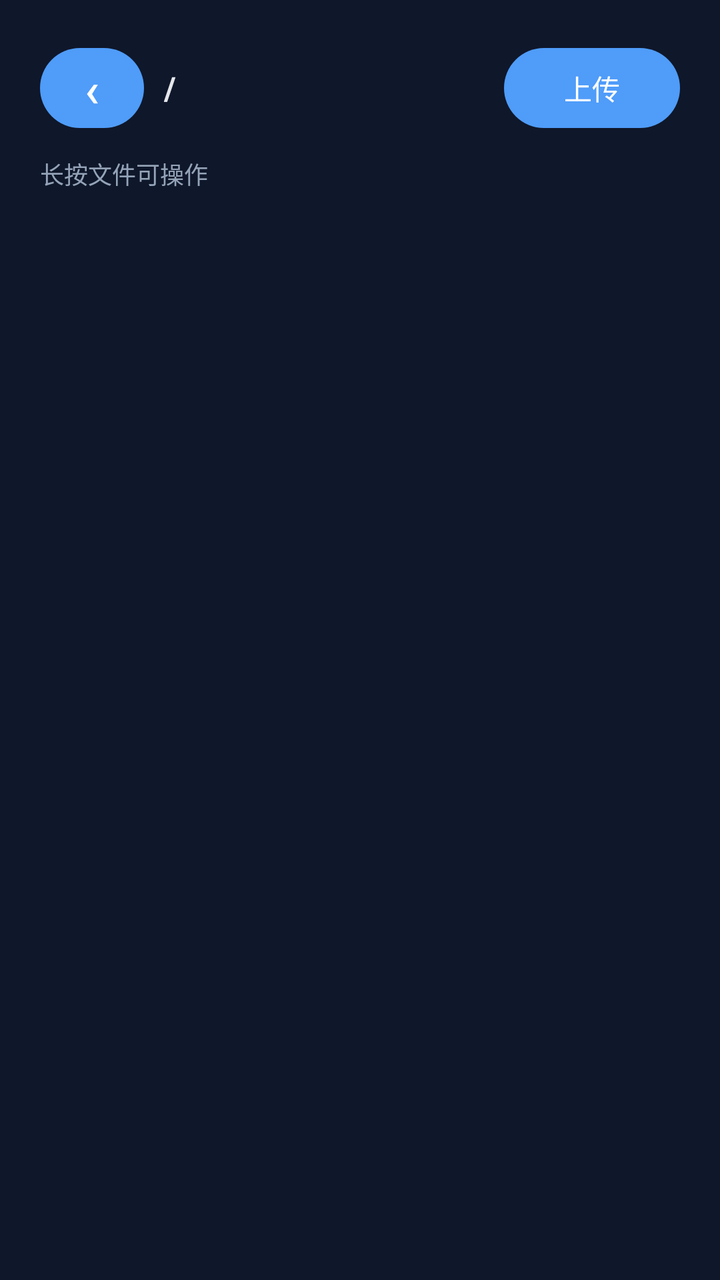
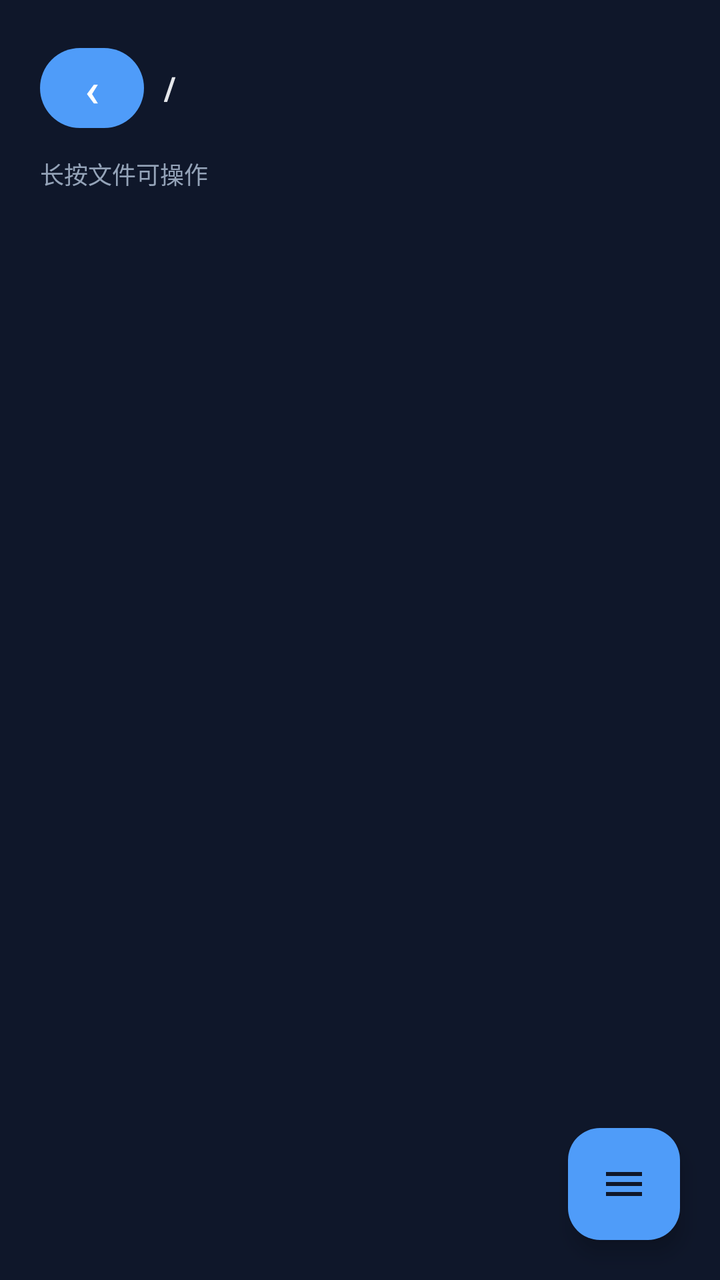

Two renders of the same Android screen: before a commit and after it. Below are the layout's source before the change and the commit's diff.
<!-- AndroidManifest.xml: application theme Theme.CasdonLink -->
<!-- res/layout/activity_files.xml -->
<?xml version="1.0" encoding="utf-8"?>
<LinearLayout xmlns:android="http://schemas.android.com/apk/res/android"
    android:layout_width="match_parent"
    android:layout_height="match_parent"
    android:background="@color/background"
    android:orientation="vertical"
    android:padding="20dp">
    <LinearLayout
        android:layout_width="match_parent"
        android:layout_height="wrap_content"
        android:gravity="center_vertical"
        android:orientation="horizontal">
        <Button android:id="@+id/filesBackButton"
            android:padding="0dp"
            android:layout_width="52dp"
            android:layout_height="48dp"
            android:gravity="center"
            android:text="‹"
            android:textSize="24sp"/>
        <TextView android:id="@+id/filesPath"
            android:layout_width="0dp"
            android:layout_height="wrap_content"
            android:layout_marginStart="10dp"
            android:layout_weight="1"
            android:ellipsize="start"
            android:singleLine="true"
            android:text="/"
            android:textColor="@color/text_primary"
            android:textSize="16sp"
            android:textStyle="bold"/>
        <Button android:id="@+id/uploadButton"
            android:layout_width="wrap_content"
            android:layout_height="48dp"
            android:text="上传"
            android:textAllCaps="false"/>
    </LinearLayout>
    <TextView android:id="@+id/filesHint"
        android:layout_width="match_parent"
        android:layout_height="wrap_content"
        android:layout_marginTop="10dp"
        android:text="长按文件可操作"
        android:textColor="@color/text_secondary"
        android:textSize="12sp"/>
    <ListView android:id="@+id/fileList"
        android:layout_width="match_parent"
        android:layout_height="0dp"
        android:layout_marginTop="10dp"
        android:layout_weight="1"
        android:divider="#22334455"
        android:dividerHeight="1dp"/>
</LinearLayout>
<!-- resources referenced by this layout -->
<resources>
  <color name="background">#0F172A</color>
  <color name="text_primary">#E5E7EB</color>
  <color name="text_secondary">#94A3B8</color>
  <style name="Theme.CasdonLink" parent="Base.Theme.CasdonLink" />
  <style name="Base.Theme.CasdonLink" parent="Theme.Material3.DayNight.NoActionBar">
          <item name="colorPrimary">@color/primary</item>
          <item name="colorSecondary">@color/secondary</item>
          <item name="android:colorAccent">@color/primary</item>
          <item name="android:windowLightStatusBar">false</item>
          <item name="android:statusBarColor">@color/background</item>
          <item name="android:navigationBarColor">@color/background</item>
          <item name="android:windowBackground">@color/background</item>
      </style>
  <color name="primary">#4F9CF9</color>
  <color name="secondary">#5EEAD4</color>
</resources>

<!-- the commit's change to res/layout/activity_files.xml (unified diff, before → after) -->
@@ -1,51 +1,73 @@
 <?xml version="1.0" encoding="utf-8"?>
-<LinearLayout xmlns:android="http://schemas.android.com/apk/res/android"
+<FrameLayout xmlns:android="http://schemas.android.com/apk/res/android"
+    xmlns:app="http://schemas.android.com/apk/res-auto"
+    android:id="@+id/filesRoot"
     android:layout_width="match_parent"
     android:layout_height="match_parent"
-    android:background="@color/background"
-    android:orientation="vertical"
-    android:padding="20dp">
+    android:background="@color/background">
     <LinearLayout
         android:layout_width="match_parent"
+        android:layout_height="match_parent"
+        android:orientation="vertical"
+        android:paddingStart="20dp"
+        android:paddingTop="20dp"
+        android:paddingEnd="20dp">
+        <LinearLayout
+            android:layout_width="match_parent"
+            android:layout_height="wrap_content"
+            android:gravity="center_vertical"
+            android:orientation="horizontal">
+            <Button android:id="@+id/filesBackButton"
+                android:padding="0dp"
+                android:layout_width="52dp"
+                android:layout_height="48dp"
+                android:contentDescription="返回上一级目录"
+                android:gravity="center"
+                android:text="‹"
+                android:textSize="24sp"/>
+            <TextView android:id="@+id/filesPath"
+                android:layout_width="0dp"
+                android:layout_height="wrap_content"
+                android:layout_marginStart="10dp"
+                android:layout_weight="1"
+                android:background="?android:attr/selectableItemBackground"
+                android:contentDescription="切换目录"
+                android:ellipsize="start"
+                android:paddingTop="6dp"
+                android:paddingBottom="6dp"
+                android:singleLine="true"
+                android:text="/"
+                android:textColor="@color/text_primary"
+                android:textSize="16sp"
+                android:textStyle="bold"/>
+        </LinearLayout>
+        <TextView android:id="@+id/filesHint"
+            android:layout_width="match_parent"
+            android:layout_height="wrap_content"
+            android:layout_marginTop="10dp"
+            android:text="长按文件可操作"
+            android:textColor="@color/text_secondary"
+            android:textSize="12sp"/>
+        <ListView android:id="@+id/fileList"
+            android:layout_width="match_parent"
+            android:layout_height="0dp"
+            android:layout_marginTop="10dp"
+            android:layout_weight="1"
+            android:clipToPadding="false"
+            android:divider="#22334455"
+            android:dividerHeight="1dp"
+            android:paddingBottom="88dp"/>
+    </LinearLayout>
+    
+    <com.google.android.material.floatingactionbutton.FloatingActionButton
+        android:id="@+id/filesFab"
+        android:layout_width="wrap_content"
         android:layout_height="wrap_content"
-        android:gravity="center_vertical"
-        android:orientation="horizontal">
-        <Button android:id="@+id/filesBackButton"
-            android:padding="0dp"
-            android:layout_width="52dp"
-            android:layout_height="48dp"
-            android:gravity="center"
-            android:text="‹"
-            android:textSize="24sp"/>
-        <TextView android:id="@+id/filesPath"
-            android:layout_width="0dp"
-            android:layout_height="wrap_content"
-            android:layout_marginStart="10dp"
-            android:layout_weight="1"
-            android:ellipsize="start"
-            android:singleLine="true"
-            android:text="/"
-            android:textColor="@color/text_primary"
-            android:textSize="16sp"
-            android:textStyle="bold"/>
-        <Button android:id="@+id/uploadButton"
-            android:layout_width="wrap_content"
-            android:layout_height="48dp"
-            android:text="上传"
-            android:textAllCaps="false"/>
-    </LinearLayout>
-    <TextView android:id="@+id/filesHint"
-        android:layout_width="match_parent"
-        android:layout_height="wrap_content"
-        android:layout_marginTop="10dp"
-        android:text="长按文件可操作"
-        android:textColor="@color/text_secondary"
-        android:textSize="12sp"/>
-    <ListView android:id="@+id/fileList"
-        android:layout_width="match_parent"
-        android:layout_height="0dp"
-        android:layout_marginTop="10dp"
-        android:layout_weight="1"
-        android:divider="#22334455"
-        android:dividerHeight="1dp"/>
-</LinearLayout>
+        android:layout_gravity="bottom|end"
+        android:layout_marginEnd="20dp"
+        android:layout_marginBottom="20dp"
+        android:contentDescription="更多操作"
+        android:src="@drawable/ic_menu_lines"
+        app:backgroundTint="@color/primary"
+        app:tint="@color/background"/>
+</FrameLayout>
<!-- resource entries referenced after the edit -->
@@ -3,6 +3,23 @@
   <color name="background">#0F172A</color>
   <color name="text_primary">#E5E7EB</color>
   <color name="text_secondary">#94A3B8</color>
+  <!-- drawable ic_menu_lines (drawable) -->
+  <?xml version="1.0" encoding="utf-8"?>
+  <vector xmlns:android="http://schemas.android.com/apk/res/android"
+      android:width="24dp"
+      android:height="24dp"
+      android:viewportWidth="24"
+      android:viewportHeight="24">
+      <path
+          android:fillColor="#FFFFFFFF"
+          android:pathData="M3,6h18v2H3z" />
+      <path
+          android:fillColor="#FFFFFFFF"
+          android:pathData="M3,11h18v2H3z" />
+      <path
+          android:fillColor="#FFFFFFFF"
+          android:pathData="M3,16h18v2H3z" />
+  </vector>
   <style name="Theme.CasdonLink" parent="Base.Theme.CasdonLink" />
   <style name="Base.Theme.CasdonLink" parent="Theme.Material3.DayNight.NoActionBar">
           <item name="colorPrimary">@color/primary</item>
